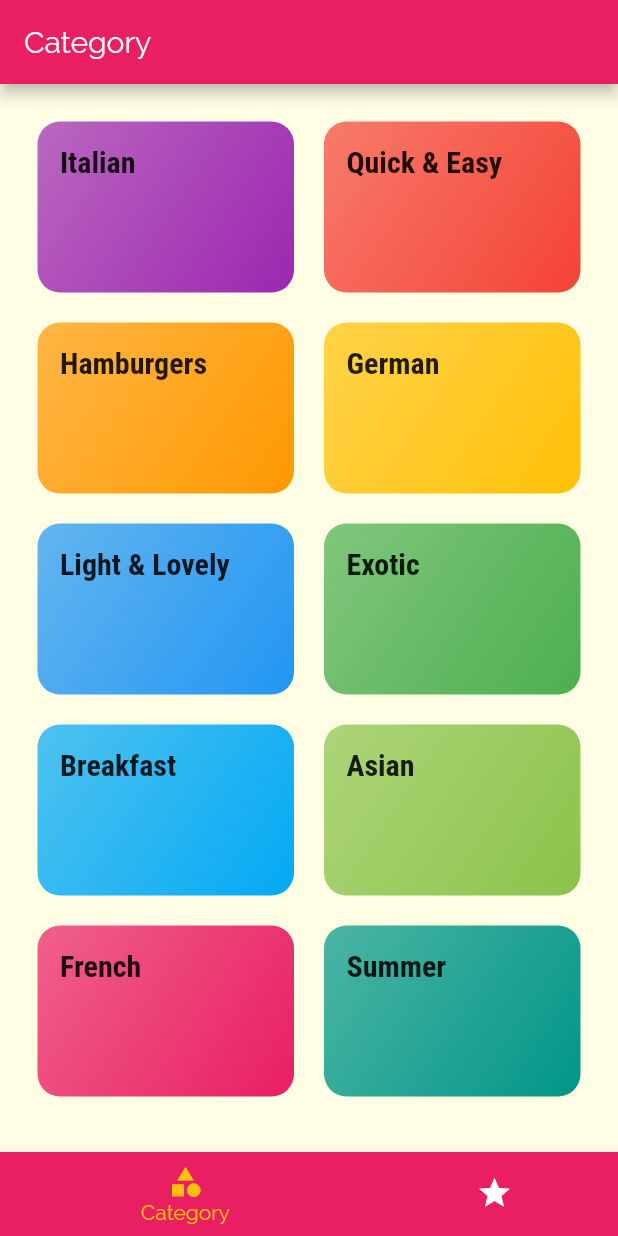
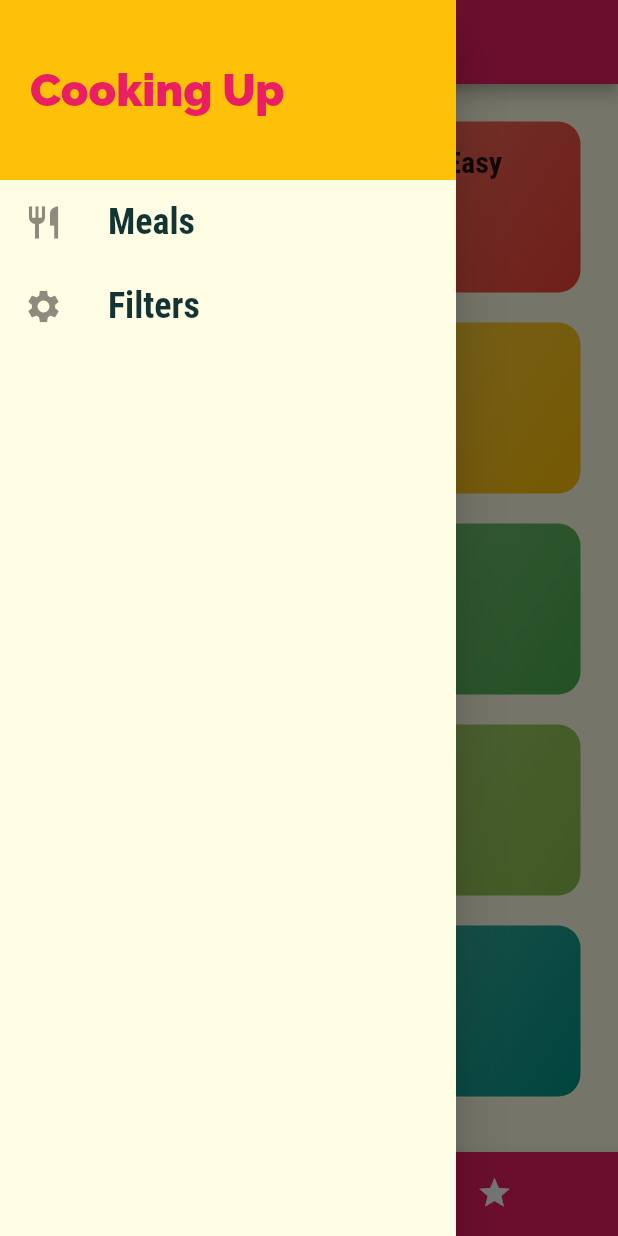
Before and after one commit to sadid369/meal_app2, a Flutter app: the screen it shows after launch, with the side drawer open (before the commit the screen has no drawer), on a phone screen of 412 x 824 dp. Run offline on Flutter 3.47's test engine with Material 2 defaults, Android fonts, the phone set to English and light mode, and no system bars.

Commit message:
day 9 completed

```diff
--- a/lib/main.dart
+++ b/lib/main.dart
@@ -1,6 +1,7 @@
 import 'package:flutter/material.dart';
 import 'package:meal_app2/screen/categories_screen.dart';
 import 'package:meal_app2/screen/categoryMealScreen.dart';
+import 'package:meal_app2/screen/filters_screen.dart';
 import 'package:meal_app2/screen/meal_details_screen.dart';
 import 'package:meal_app2/screen/tabs_screen.dart';
 
@@ -37,6 +38,7 @@ class MyApp extends StatelessWidget {
         '/': (ctx) => TabsScreen(),
         CategoryMealScreen.routeName: (ctx) => CategoryMealScreen(),
         MealDetailsScreen.routeName: (ctx) => MealDetailsScreen(),
+        FilterScreen.routeName: (ctx) => FilterScreen(),
       },
       onUnknownRoute: (setting) {
         return MaterialPageRoute(builder: (ctx) => CategoriesScreen());
--- /dev/null
+++ b/lib/screen/filters_screen.dart
@@ -0,0 +1,19 @@
+import 'package:flutter/material.dart';
+import 'package:meal_app2/widget/main_drawer.dart';
+
+class FilterScreen extends StatelessWidget {
+  static const routeName = '/filter-screen';
+
+  @override
+  Widget build(BuildContext context) {
+    return Scaffold(
+      drawer: MainDrawer(),
+      appBar: AppBar(
+        title: Text('Filter Screen'),
+      ),
+      body: Center(
+        child: Text('Finter Screen'),
+      ),
+    );
+  }
+}
--- a/lib/screen/tabs_screen.dart
+++ b/lib/screen/tabs_screen.dart
@@ -1,6 +1,7 @@
 import 'package:flutter/material.dart';
 import 'package:meal_app2/screen/categories_screen.dart';
 import 'package:meal_app2/screen/favorite_screen.dart';
+import 'package:meal_app2/widget/main_drawer.dart';
 
 class TabsScreen extends StatefulWidget {
   @override
@@ -32,6 +33,7 @@ class _TabsScreenState extends State<TabsScreen> {
         appBar: AppBar(
           title: Text(_pages[_selectedPageIndex]['title']),
         ),
+        drawer: MainDrawer(),
         body: _pages[_selectedPageIndex]['page'],
         bottomNavigationBar: BottomNavigationBar(
           selectedItemColor: Theme.of(context).accentColor,
--- /dev/null
+++ b/lib/widget/main_drawer.dart
@@ -0,0 +1,51 @@
+import 'package:flutter/material.dart';
+import 'package:meal_app2/screen/filters_screen.dart';
+
+class MainDrawer extends StatelessWidget {
+  Widget buildListTile(
+      String title, IconData icon, void Function() tabControler) {
+    return ListTile(
+      leading: Icon(
+        icon,
+        size: 26,
+      ),
+      title: Text(
+        title,
+        style: TextStyle(
+            fontFamily: 'Roboto', fontSize: 24, fontWeight: FontWeight.bold),
+      ),
+      onTap: tabControler,
+    );
+  }
+
+  @override
+  Widget build(BuildContext context) {
+    return Drawer(
+      child: Column(
+        children: [
+          Container(
+            color: Theme.of(context).accentColor,
+            alignment: Alignment.centerLeft,
+            height: 120,
+            width: double.infinity,
+            padding: EdgeInsets.all(20),
+            child: Text(
+              'Cooking Up',
+              style: TextStyle(
+                fontWeight: FontWeight.w900,
+                fontSize: 30,
+                color: Theme.of(context).primaryColor,
+              ),
+            ),
+          ),
+          buildListTile('Meals', Icons.restaurant, () {
+            Navigator.of(context).pushReplacementNamed('/');
+          }),
+          buildListTile('Filters', Icons.settings, () {
+            Navigator.of(context).pushReplacementNamed(FilterScreen.routeName);
+          }),
+        ],
+      ),
+    );
+  }
+}
```
